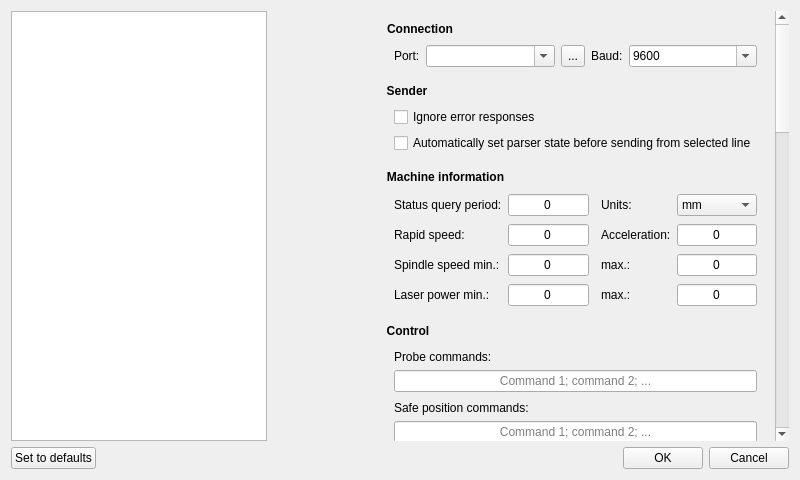
The window that src/frmsettings.ui (hjliaw/Candle-lathe) describes before a commit, drawn with Qt 5.
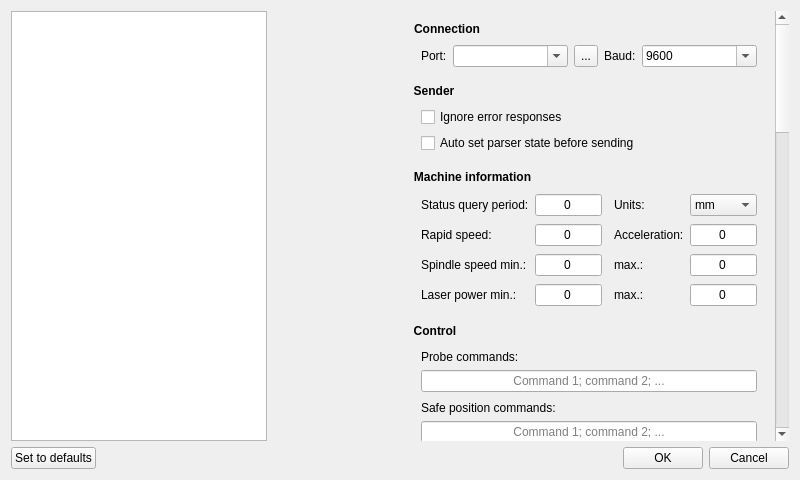
The same window after the commit. Icons and pictures are not drawn. Custom widgets are drawn as their Qt base class.

Commit message: fix setting ui screen issue (line too long)

```diff
--- a/src/frmsettings.ui
+++ b/src/frmsettings.ui
@@ -15,8 +15,8 @@
   </property>
   <property name="minimumSize">
    <size>
-    <width>640</width>
-    <height>320</height>
+    <width>800</width>
+    <height>480</height>
    </size>
   </property>
   <property name="windowTitle">
@@ -101,7 +101,7 @@
         <property name="geometry">
          <rect>
           <x>0</x>
-          <y>-1601</y>
+          <y>0</y>
           <width>597</width>
           <height>2018</height>
          </rect>
@@ -223,7 +223,7 @@
             <item>
              <widget class="QCheckBox" name="chkAutoLine">
               <property name="text">
-               <string>Automatically set parser state before sending from selected line</string>
+               <string>Auto set parser state before sending</string>
               </property>
              </widget>
             </item>
```
The commit also changes 1 other file.
